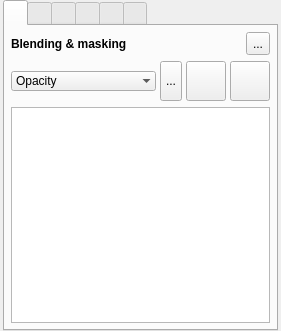
First picture: the form in src/MixingToolboxWidget.ui, repository markus-wa/glmixer-mirror, before the edit.
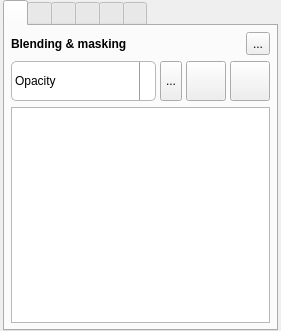
Second picture: the form after the edit. Icons and pictures are not drawn.

Commit message: Fixed GUI appearance for combobox in Mixing toolbox

What changed in the file:
```diff
--- a/src/MixingToolboxWidget.ui
+++ b/src/MixingToolboxWidget.ui
@@ -135,13 +135,47 @@
            <property name="statusTip">
             <string>Blending mode\n(how the colors are mixed with other sources)</string>
            </property>
+           <property name="styleSheet">
+            <string notr="true">QComboBox {
+     border: 1px solid palette(mid);
+     border-radius: 5px;
+     padding: 1px 3px 1px 3px;
+     font-size: 12px;
+     max-height: 36px;
+ }
+
+ QComboBox:on { /* shift the text when the popup opens */
+     padding-top: 3px;
+     padding-left: 4px;
+ }
+
+ QComboBox::drop-down {
+     subcontrol-origin: padding;
+     subcontrol-position: top right;
+     width: 15px;
+     border-left-width: 1px;
+     border-left-color: palette(dark);
+     border-left-style: solid; /* just a single line */
+     border-top-right-radius: 5px; /* same radius as the QComboBox */
+     border-bottom-right-radius: 5px;
+ }
+
+ QComboBox::down-arrow {
+     image: url(:/glmixer/icons/downarrow.png);
+ }
+
+ QComboBox::down-arrow:on { /* shift the arrow when popup is open */
+     top: 1px;
+     left: 1px;
+ }</string>
+           </property>
            <property name="currentIndex">
             <number>5</number>
            </property>
            <property name="iconSize">
             <size>
-             <width>40</width>
-             <height>40</height>
+             <width>32</width>
+             <height>32</height>
             </size>
            </property>
            <property name="frame">
```
Left out of the diff: 2 changed lines with no effect on the pictures.
